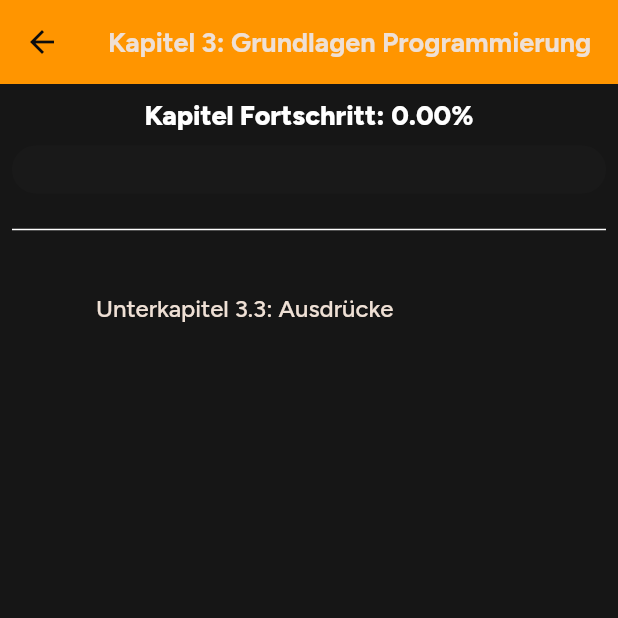
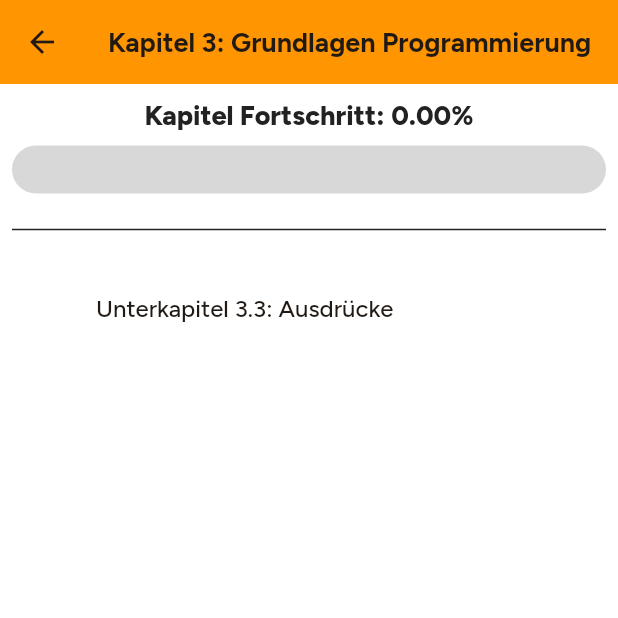
Before and after one commit to App-Akademie/task_app, a Flutter app: the screen it shows after launch, after a tap on an icon or button, on a phone screen of 412 x 824 dp, the top half of it. Run offline on Flutter 3.47's test engine with Material 3 defaults, Android fonts, the phone set to English and light mode, and no system bars; our stand-ins replace freezed_annotation, google_fonts, rive, shared_preferences.

Commit message:
Add light theme configuration with custom color palette

```diff
--- a/lib/private/config/app_color.dart
+++ b/lib/private/config/app_color.dart
@@ -30,7 +30,18 @@ class AppColor extends ThemeExtension<AppColor> {
   });
 
   // no light theme yet
-  static AppColor get light => dark;
+  static AppColor get light => const AppColor(
+        primary: Palette.barcelonaOrange,
+        secondary: Palette.underwaterBlue,
+        accent: Palette.labelBackdrop,
+        elementBackgroundPrimary: Palette.blackOut300,
+        elementBackgroundSecondary: Palette.blackOut200,
+        surface: Palette.bgWhite,
+        onElementBackground: Palette.textBlack,
+        onSurface: Palette.textBlack,
+        radiusBorder: Palette.blackOut300,
+        error: Palette.errorRed,
+      );
 
   static AppColor get dark => const AppColor(
         primary: Palette.barcelonaOrange,
--- a/lib/private/config/app_theme.dart
+++ b/lib/private/config/app_theme.dart
@@ -5,7 +5,68 @@ import 'package:task_app/private/config/app_color.dart';
 final class AppTheme {
   AppTheme._();
 
-  static ThemeData get lightTheme => darkTheme;
+  static ThemeData get lightTheme => ThemeData.from(
+        textTheme: _lightTextTheme,
+        colorScheme: ColorScheme.fromSeed(
+          surface: AppColor.light.surface,
+          seedColor: AppColor.light.primary,
+          brightness: Brightness.light,
+        ),
+      ).copyWith(
+          extensions: {AppColor.light},
+          cardTheme: CardTheme(
+            color: AppColor.light.elementBackgroundPrimary,
+            margin: EdgeInsets.zero,
+            shape: RoundedRectangleBorder(
+              borderRadius: BorderRadius.circular(10),
+            ),
+          ),
+          progressIndicatorTheme: ProgressIndicatorThemeData(
+            color: AppColor.light.primary,
+            linearTrackColor: AppColor.light.elementBackgroundSecondary,
+            borderRadius: BorderRadius.circular(16),
+          ),
+          chipTheme: ChipThemeData(
+            backgroundColor: AppColor.light.elementBackgroundSecondary,
+            shape: RoundedRectangleBorder(
+              borderRadius: BorderRadius.circular(10),
+            ),
+            side: BorderSide.none,
+            labelStyle: _lightTextTheme.bodySmall,
+            padding: const EdgeInsets.symmetric(horizontal: 6, vertical: 10),
+          ),
+          dividerTheme: DividerThemeData(
+            color: AppColor.light.onElementBackground,
+          ),
+          toggleButtonsTheme: ToggleButtonsThemeData(
+            borderRadius: BorderRadius.circular(16),
+            fillColor: AppColor.light.accent,
+            borderColor: AppColor.light.elementBackgroundPrimary,
+            splashColor: Colors.transparent,
+          ),
+          dialogTheme: DialogTheme(
+            shape: RoundedRectangleBorder(
+              borderRadius: BorderRadius.circular(16),
+            ),
+            backgroundColor: AppColor.light.elementBackgroundPrimary,
+          ),
+          inputDecorationTheme: InputDecorationTheme(
+            filled: true,
+            fillColor: AppColor.light.elementBackgroundSecondary,
+            border: OutlineInputBorder(
+              borderRadius: BorderRadius.circular(16),
+              borderSide: BorderSide.none,
+            ),
+            focusedBorder: OutlineInputBorder(
+              borderRadius: BorderRadius.circular(16),
+              borderSide: BorderSide.none,
+            ),
+            contentPadding:
+                const EdgeInsets.symmetric(horizontal: 16, vertical: 12),
+          ),
+          appBarTheme: AppBarTheme(
+            backgroundColor: AppColor.light.primary,
+          ));
 
   static ThemeData get darkTheme => ThemeData.from(
         textTheme: _darkTextTheme,
@@ -13,12 +74,6 @@ final class AppTheme {
           surface: AppColor.dark.surface,
           seedColor: AppColor.dark.primary,
           brightness: Brightness.dark,
-
-          //   seedColor: barcelonaOrange,
-//   primary: barcelonaOrange,
-//   secondary: dreamlessBlack,
-//   brightness: Brightness.light,
-//   tertiary: dreamlessBlack,
         ),
       ).copyWith(
           extensions: {AppColor.dark},
```
